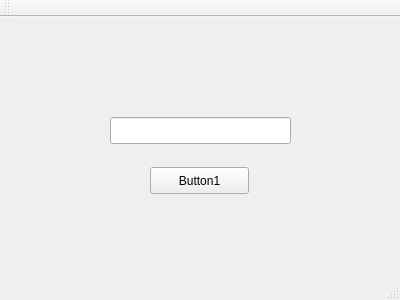
Before: the Qt Designer form mainwindow.ui in simonqin09/QtGPIOProject, drawn with Qt 5.
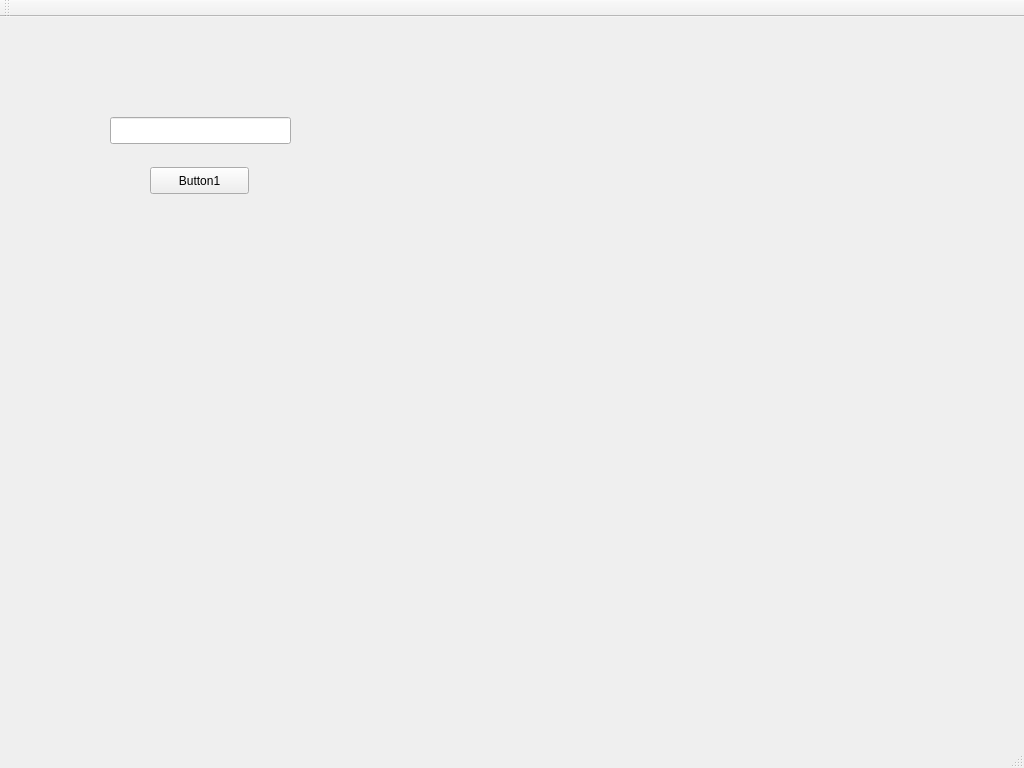
After: the same form once the commit is applied.

Diff of the .ui file:
```diff
--- a/mainwindow.ui
+++ b/mainwindow.ui
@@ -6,8 +6,8 @@
    <rect>
     <x>0</x>
     <y>0</y>
-    <width>400</width>
-    <height>300</height>
+    <width>1024</width>
+    <height>768</height>
    </rect>
   </property>
   <property name="windowTitle">
```
Left out of the diff: 4 changed lines with no effect on the pictures.
